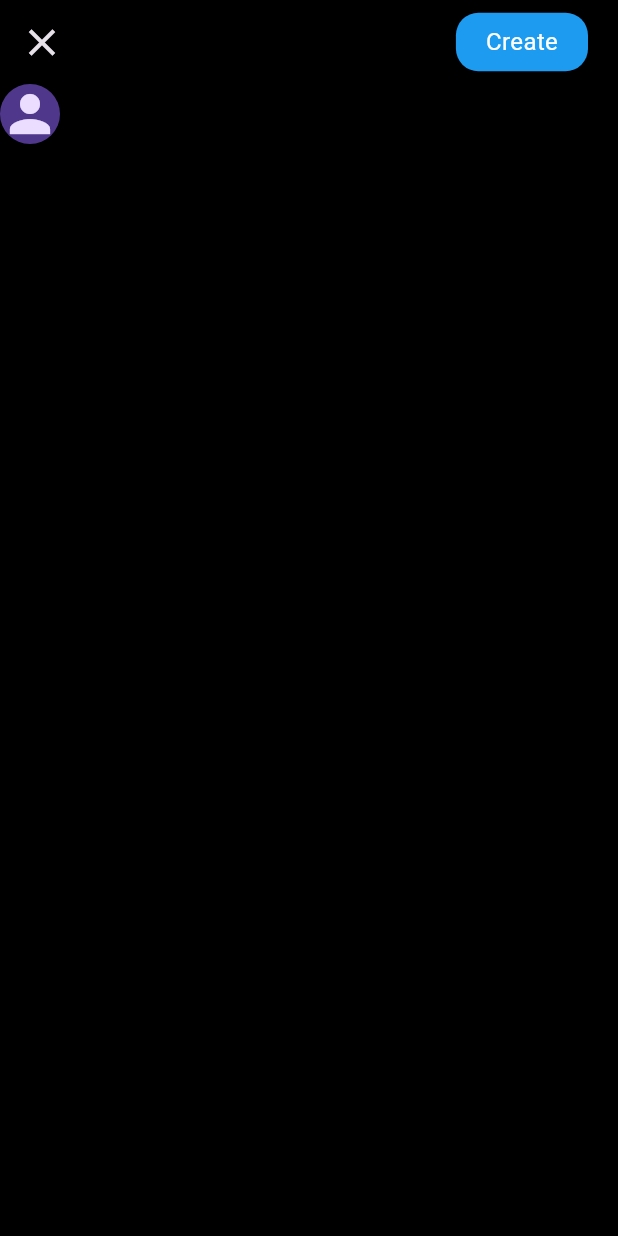
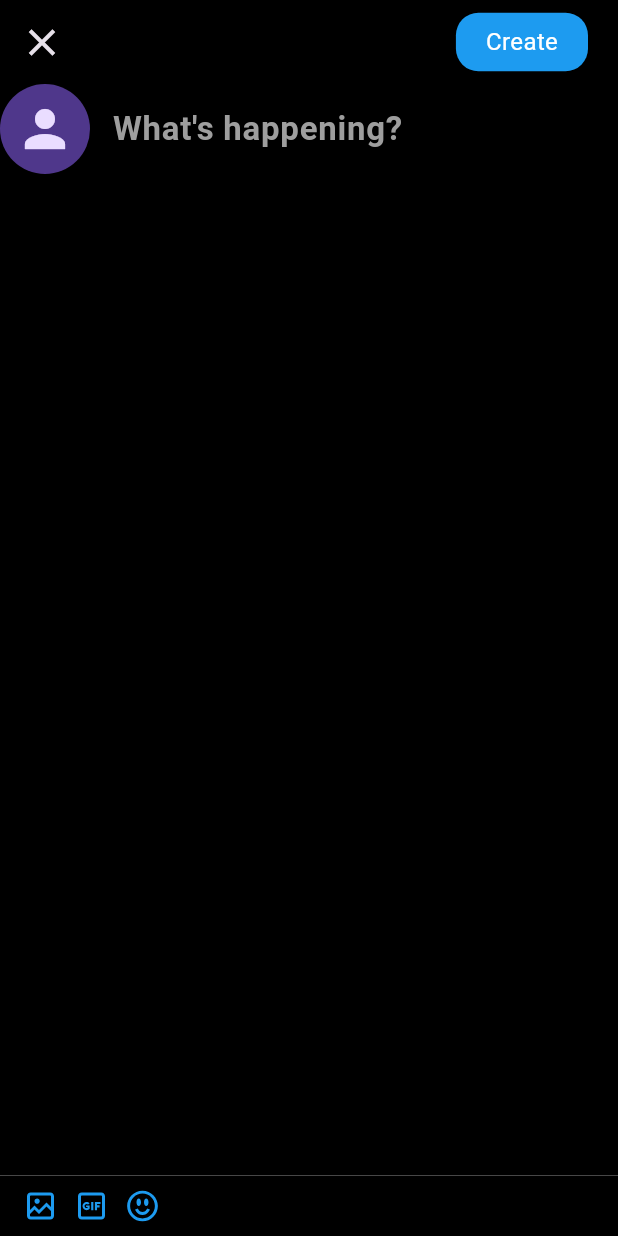
Before and after one commit to ShahidC0de/Twitter-Clone, a Flutter app: the CreateTweetPage screen opened directly, on a phone screen of 412 x 824 dp. Run offline on Flutter 3.47's test engine with Material 3 defaults, Android fonts, the phone set to English and light mode, and no system bars; drawn by our look-alikes of carousel_slider; our stand-ins replace cloud_firestore, firebase_auth, firebase_core, firebase_storage, flutter_bloc, flutter_svg and 4 more; accounts and stored records are empty.

Commit message:
completed the UI of tweet page, where user can tweet, and implemented the functionality of picking images, tomorrow work is to upload it to firebase

```diff
--- a/lib/core/cubits/current_user_data/current_user_data_cubit.dart
+++ b/lib/core/cubits/current_user_data/current_user_data_cubit.dart
@@ -1,5 +1,3 @@
-import 'dart:developer';
-
 import 'package:flutter/foundation.dart';
 import 'package:flutter_bloc/flutter_bloc.dart';
 import 'package:twitter_clone/core/entities/user_presentation_model.dart';
@@ -10,10 +8,8 @@ class CurrentUserDataCubit extends Cubit<CurrentUserDataState> {
   CurrentUserDataCubit() : super(CurrentUserDataInitial());
   void updateUser(UserPresentationModel userData) {
     if (userData.isEmpty()) {
-      log('userData is empty, emitting initial state in currentuserdatacubit');
       emit(CurrentUserDataInitial());
     } else {
-      log('userData is not empty, emitting currentuserdataloaded');
       emit(CurrentUserDataLoaded(userData: userData));
     }
   }
--- a/lib/features/home/features/creating_tweet/presentation/pages/create_tweet.dart
+++ b/lib/features/home/features/creating_tweet/presentation/pages/create_tweet.dart
@@ -1,11 +1,15 @@
-import 'dart:developer';
+import 'dart:io';
 
+import 'package:carousel_slider/carousel_slider.dart';
 import 'package:flutter/material.dart';
 import 'package:flutter_bloc/flutter_bloc.dart';
+import 'package:flutter_svg/svg.dart';
 import 'package:twitter_clone/core/common/rounded_small_button.dart';
+import 'package:twitter_clone/core/constants/assets_constants.dart';
 import 'package:twitter_clone/core/cubits/current_user_data/current_user_data_cubit.dart';
 import 'package:twitter_clone/core/theme/pallete.dart';
 import 'package:twitter_clone/core/entities/user_presentation_model.dart';
+import 'package:twitter_clone/core/utils/utilities.dart';
 
 class CreateTweetPage extends StatefulWidget {
   static route() =>
@@ -17,7 +21,21 @@ class CreateTweetPage extends StatefulWidget {
 }
 
 class _CreateTweetPageState extends State<CreateTweetPage> {
+  List<File> pickedImages = [];
+  final TextEditingController tweetController = TextEditingController();
+
   UserPresentationModel? userData;
+  void onPickImages() async {
+    pickedImages = await pickImages();
+    setState(() {});
+  }
+
+  @override
+  void dispose() {
+    tweetController.dispose();
+    super.dispose();
+  }
+
   @override
   void initState() {
     super.initState();
@@ -39,7 +57,9 @@ class _CreateTweetPageState extends State<CreateTweetPage> {
           ),
         ],
         leading: IconButton(
-            onPressed: () {},
+            onPressed: () {
+              Navigator.of(context).pop();
+            },
             icon: const Icon(
               Icons.close,
               size: 30,
@@ -51,7 +71,6 @@ class _CreateTweetPageState extends State<CreateTweetPage> {
             setState(() {
               userData = state.userData;
             });
-            print("User Data is ${userData!.profilePic}");
           }
         },
         child: SafeArea(
@@ -65,16 +84,79 @@ class _CreateTweetPageState extends State<CreateTweetPage> {
                         userData != null && userData!.profilePic.isNotEmpty
                             ? NetworkImage(userData!.profilePic)
                             : null,
+                    radius: 30,
                     child: userData == null || userData!.profilePic.isEmpty
                         ? const Icon(Icons.person, size: 40)
                         : null,
+                  ),
+                  const SizedBox(
+                    width: 15,
+                  ),
+                  Expanded(
+                    child: TextField(
+                      controller: tweetController,
+                      maxLines: null,
+                      style: const TextStyle(
+                        fontSize: 22,
+                      ),
+                      decoration: const InputDecoration(
+                        hintText: "What's happening?",
+                        hintStyle: TextStyle(
+                          color: Pallete.greyColor,
+                          fontSize: 22,
+                          fontWeight: FontWeight.w600,
+                        ),
+                        border: InputBorder.none,
+                      ),
+                    ),
                   )
                 ],
-              )
+              ),
+              CarouselSlider(
+                  items: pickedImages
+                      .map((image) => Container(
+                          width: MediaQuery.of(context).size.width,
+                          margin: const EdgeInsets.symmetric(
+                            horizontal: 5,
+                          ),
+                          child: Image.file(image)))
+                      .toList(),
+                  options: CarouselOptions(
+                    height: 400,
+                    enableInfiniteScroll: false,
+                  ))
             ],
           ),
         )),
       ),
+      bottomNavigationBar: Container(
+        decoration: const BoxDecoration(
+            border:
+                Border(top: BorderSide(color: Pallete.greyColor, width: 0.3))),
+        child: Padding(
+          padding: const EdgeInsets.all(8.0).copyWith(
+            left: 15,
+            right: 15,
+          ),
+          child: Row(
+            spacing: 10.0,
+            children: [
+              GestureDetector(
+                onTap: onPickImages,
+                child: SvgPicture.asset(
+                  AssetsConstants.galleryIcon,
+                ),
+              ),
+              SvgPicture.asset(
+                AssetsConstants.gifIcon,
+              ),
+              SvgPicture.asset(
+                AssetsConstants.emojiIcon,
+              ),
+            ],
+          ),
+        ),
+      ),
     );
   }
 }
--- a/lib/init_dependencies.dart
+++ b/lib/init_dependencies.dart
@@ -96,11 +96,11 @@ void _initHome() {
   serviceLocator
       .registerFactory<HomeRemoteDataSource>(() => HomeRemoteDataSourceImpl(
             firebaseFirestore: serviceLocator(),
-            localDataSource: serviceLocator(),
             firebaseAuth: serviceLocator(),
           ));
-  serviceLocator.registerFactory<HomeRepository>(
-      () => HomeRepositoryImpl(homeRemoteDataSource: serviceLocator()));
+  serviceLocator.registerFactory<HomeRepository>(() => HomeRepositoryImpl(
+      homeRemoteDataSource: serviceLocator(),
+      homeLocalDataSource: serviceLocator()));
   serviceLocator.registerFactory(
       () => FetchCurrentUserDataUsecase(homeRepository: serviceLocator()));
   serviceLocator.registerLazySingleton(() => HomeBloc(
--- a/pubspec.yaml
+++ b/pubspec.yaml
@@ -46,6 +46,8 @@ dependencies:
   sqflite: ^2.4.1
   path: ^1.9.0
   path_provider: ^2.1.5
+  image_picker: ^1.1.2
+  carousel_slider: ^5.0.0
 
 dev_dependencies:
   flutter_test:
```
Also changed, not shown: lib/core/utils/utilities.dart (+18 -0 lines), lib/features/home/data/local_data_source/home_local_data_source.dart (+0 -10 lines), lib/features/home/data/remote_data_source/home_remote_data_source.dart (+0 -10 lines), lib/features/home/data/repository_impl/home_repository_impl.dart (+10 -1 lines), lib/features/home/domain/entities/user_entity.dart (+17 -0 lines), lib/features/home/presentation/bloc/home_bloc.dart (+0 -9 lines), lib/features/home/presentation/screens/home.dart (+8 -3 lines), pubspec.lock, 5 other files.
